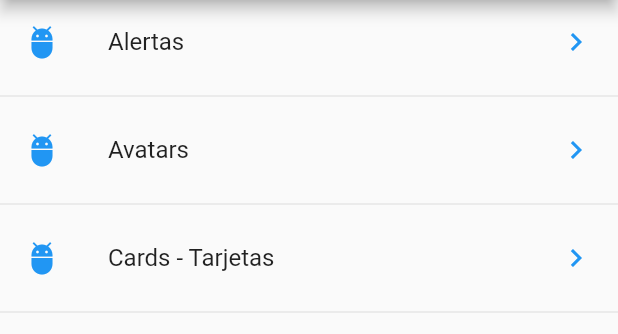
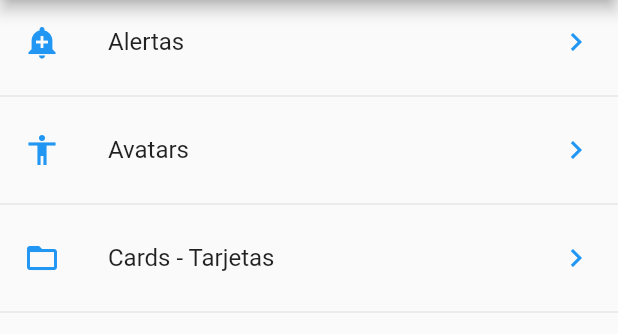
Before and after one commit to ArthurDioses/Component_Flutter_FerHe, a Flutter app: the screen it shows after launch, on a phone screen of 412 x 824 dp, the part 84-418 px from its top. Run offline on Flutter 3.47's test engine with Material 2 defaults, Android fonts, the phone set to English and light mode, and no system bars.

Commit message:
Add icons with param string

```diff
--- a/lib/src/pages/home_page.dart
+++ b/lib/src/pages/home_page.dart
@@ -1,4 +1,5 @@
 import 'package:component_flutter_ferhe/src/providers/menu_provider.dart';
+import 'package:component_flutter_ferhe/src/utils/icono_string_util.dart';
 import 'package:flutter/material.dart';
 
 class HomePage extends StatelessWidget {
@@ -31,7 +32,7 @@ class HomePage extends StatelessWidget {
     data!.forEach((opt) {
       final widgetTemp = ListTile(
         title: Text(opt['texto']),
-        leading: Icon(Icons.adb, color: Colors.blue),
+        leading: getIcon(opt['icon']),
         trailing: Icon(Icons.keyboard_arrow_right, color: Colors.blue),
         onTap: () {},
       );
--- /dev/null
+++ b/lib/src/utils/icono_string_util.dart
@@ -0,0 +1,11 @@
+import 'package:flutter/material.dart';
+
+final _icons = <String, IconData>{
+  'add_alert': Icons.add_alert,
+  'accessibility': Icons.accessibility,
+  'folder_open': Icons.folder_open,
+};
+
+Icon getIcon(String nombreIcono) {
+  return Icon(_icons[nombreIcono], color: Colors.blue);
+}
```
